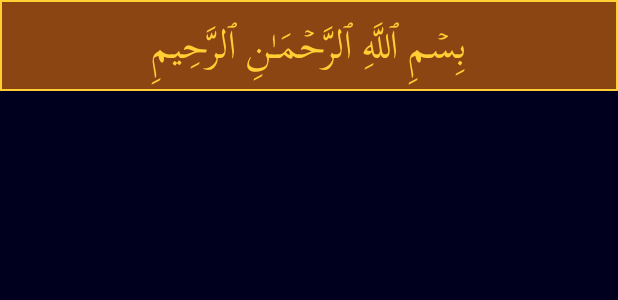
After one commit to blueheron786/quran-habit, an Android app built with Jetpack Compose: the layout item_basmala.xml on its own in the app's theme, with its tools: preview values and no code run, on a phone screen of 412 x 824 dp. The commit adds this screen. Shown: the top 300 px of the screen. Run offline under Robolectric (Android 15) with nearby library versions, the phone set to English and light mode, and no system bars.

Commit message:
basmalla font is POPPING yo, alhamdulillah
tried to centralize font usage, messed up some stuff, fixing shortly

```diff
--- a/app/src/main/java/com/quranhabit/ui/surah/SurahListAdapter.kt
+++ b/app/src/main/java/com/quranhabit/ui/surah/SurahListAdapter.kt
@@ -88,14 +88,8 @@ class SurahListFragment : Fragment() {
             RecyclerView.ViewHolder(binding.root) {
 
             fun bind(surah: Surah) {
-                val arabicTypeface = Typeface.createFromAsset(
-                    requireContext().assets,
-                    "fonts/ScheherazadeNewRegular.ttf"
-                )
-
                 binding.englishNameTextView.text = surah.englishName
                 binding.arabicNameTextView.text = surah.arabicName
-                binding.arabicNameTextView.typeface = arabicTypeface
 
                 binding.root.setOnClickListener {
                     onItemClick(surah)
--- a/app/src/main/res/drawable/basmala_background.xml
+++ b/app/src/main/res/drawable/basmala_background.xml
@@ -1,6 +1,15 @@
 <shape xmlns:android="http://schemas.android.com/apk/res/android">
     <solid android:color="@android:color/transparent"/>
+    <!-- background -->
+    <solid android:color="@color/basmala_shadow"/>
+
     <stroke
         android:width="1dp"
-        android:color="@color/basmala_gold"/>
+        android:color="@color/gold" />
+    <!-- Tight, symmetrical padding built into shape -->
+    <padding
+        android:top="2dp"
+        android:bottom="2dp"
+        android:left="8dp"
+        android:right="8dp"/>
 </shape>
--- /dev/null
+++ b/app/src/main/res/font/scheherazade_new.xml
@@ -0,0 +1,6 @@
+<font-family xmlns:android="http://schemas.android.com/apk/res/android">
+    <font
+        android:fontStyle="normal"
+        android:fontWeight="400"
+        android:font="@font/scheherazade_new_regular" />
+</font-family>
--- /dev/null
+++ b/app/src/main/res/layout/item_basmala.xml
@@ -0,0 +1,18 @@
+<?xml version="1.0" encoding="utf-8"?>
+<TextView xmlns:android="http://schemas.android.com/apk/res/android"
+    android:id="@+id/basmalaTextView"
+    android:layout_width="match_parent"
+    android:layout_height="wrap_content"
+    android:text="بِسۡمِ ٱللَّهِ ٱلرَّحۡمَـٰنِ ٱلرَّحِیمِ"
+    android:textSize="26sp"
+    android:fontFamily="@font/scheherazade_new_regular"
+    android:textColor="@color/gold"
+    android:background="@drawable/basmala_background"
+    android:gravity="center"
+    android:padding="4dp"
+    android:maxLines="1"
+    android:ellipsize="none"
+    android:includeFontPadding="false"
+    android:layout_gravity="center_horizontal"
+    android:layoutDirection="rtl"
+    android:textDirection="rtl"/>
--- a/app/src/main/res/values/colors.xml
+++ b/app/src/main/res/values/colors.xml
@@ -15,7 +15,7 @@
     <color name="green">#00BB00</color>
 
     <!-- basmala -->
-    <color name="basmala_gold">#FFD700</color>
+    <color name="gold">#ffcf33</color>
     <color name="basmala_shadow">#8B4513</color>
     <color name="basmala_highlight">#FFFACD</color>
 </resources>
```
Also changed, not shown: app/src/main/java/com/quranhabit/ui/reader/QuranReaderFragment.kt (+25 -34 lines), app/src/main/res/values/styles.xml (+6 -11 lines), app/src/main/res/font/scheherazade_new_regular.ttf (renamed from app/src/main/assets/fonts/ScheherazadeNewRegular.ttf).
